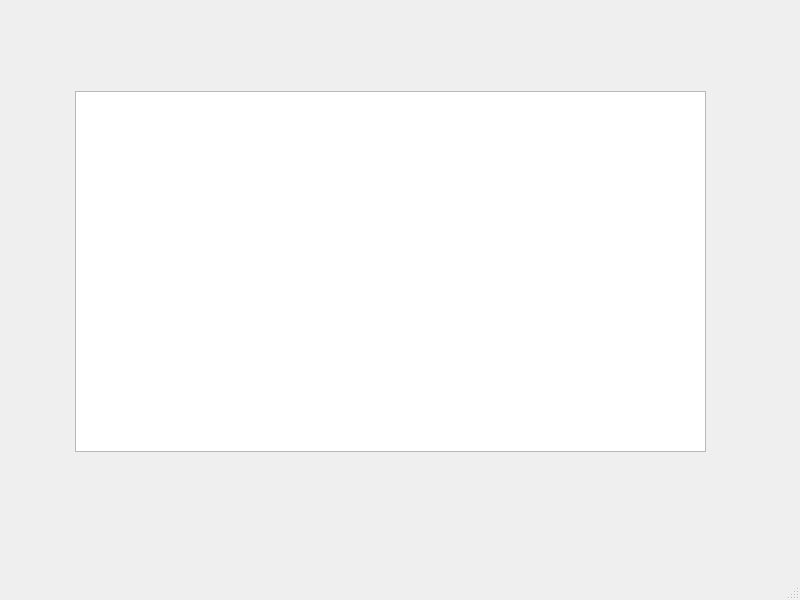
First picture: the form in src/ui/MainWindow.ui, repository twuebker/gpu-praktikum, before the edit.
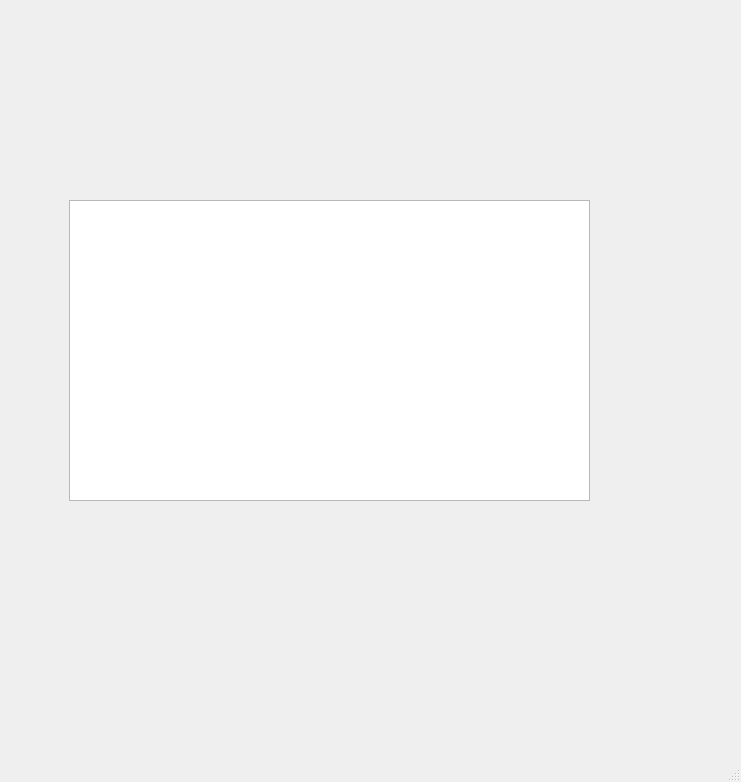
Second picture: the form after the edit.

Diff of the .ui file:
```diff
--- a/src/ui/MainWindow.ui
+++ b/src/ui/MainWindow.ui
@@ -6,26 +6,35 @@
    <rect>
     <x>0</x>
     <y>0</y>
-    <width>800</width>
-    <height>600</height>
+    <width>741</width>
+    <height>782</height>
    </rect>
   </property>
   <property name="windowTitle">
    <string>MainWindow</string>
   </property>
   <widget class="QWidget" name="centralwidget">
-   <widget class="QGraphicsView" name="asteroidsView">
+   <widget class="QWidget" name="horizontalLayoutWidget">
     <property name="geometry">
      <rect>
-      <x>75</x>
-      <y>91</y>
-      <width>631</width>
-      <height>361</height>
+      <x>69</x>
+      <y>200</y>
+      <width>521</width>
+      <height>301</height>
      </rect>
     </property>
-    <property name="alignment">
-     <set>Qt::AlignLeading|Qt::AlignLeft|Qt::AlignTop</set>
-    </property>
+    <layout class="QHBoxLayout" name="horizontalLayout">
+     <item>
+      <layout class="QVBoxLayout" name="sliderLayout"/>
+     </item>
+     <item>
+      <widget class="QGraphicsView" name="asteroidsView">
+       <property name="alignment">
+        <set>Qt::AlignLeading|Qt::AlignLeft|Qt::AlignTop</set>
+       </property>
+      </widget>
+     </item>
+    </layout>
    </widget>
   </widget>
   <widget class="QMenuBar" name="menubar">
```
Left out of the diff: 2 changed lines with no effect on the pictures.
